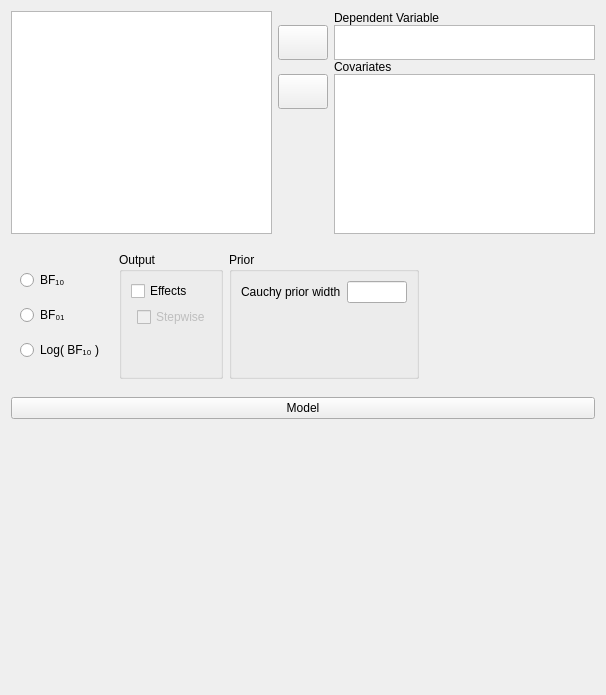
Old version of the form JASP-Desktop/analysisforms/regressionlinearbayesianform.ui in the repository jasp-stats/jasp-desktop.
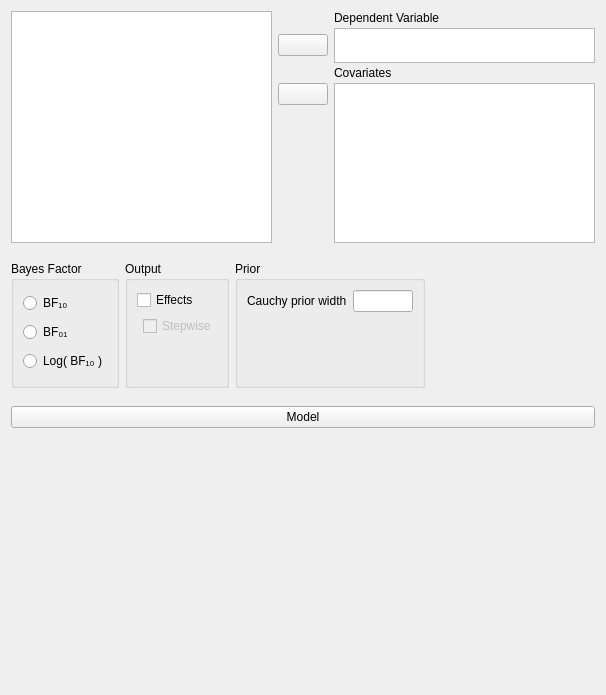
New version of the form. Custom widgets are drawn as their Qt base class.

What changed in the file:
```diff
--- a/JASP-Desktop/analysisforms/regressionlinearbayesianform.ui
+++ b/JASP-Desktop/analysisforms/regressionlinearbayesianform.ui
@@ -45,7 +45,7 @@
        <number>0</number>
       </property>
       <property name="verticalSpacing">
-       <number>0</number>
+       <number>3</number>
       </property>
       <item row="2" column="2">
        <widget class="QLabel" name="label_4">
@@ -71,13 +71,13 @@
         <property name="minimumSize">
          <size>
           <width>50</width>
-          <height>35</height>
+          <height>0</height>
          </size>
         </property>
         <property name="maximumSize">
          <size>
           <width>50</width>
-          <height>35</height>
+          <height>16777215</height>
          </size>
         </property>
         <property name="text">
@@ -96,13 +96,13 @@
         <property name="minimumSize">
          <size>
           <width>50</width>
-          <height>35</height>
+          <height>0</height>
          </size>
         </property>
         <property name="maximumSize">
          <size>
           <width>50</width>
-          <height>35</height>
+          <height>16777215</height>
          </size>
         </property>
         <property name="text">
@@ -318,8 +318,8 @@
        </widget>
       </item>
       <item row="0" column="0">
-       <widget class="BoundGroupBox" name="bayesFactorType" native="true">
-        <property name="title" stdset="0">
+       <widget class="BoundGroupBox" name="bayesFactorType">
+        <property name="title">
          <string>Bayes Factor</string>
         </property>
         <property name="flat" stdset="0">
@@ -449,11 +449,6 @@
    <extends>QListView</extends>
    <header>widgets/boundlistview.h</header>
   </customwidget>
-  <customwidget>
-   <class>BoundCheckBox</class>
-   <extends>QCheckBox</extends>
-   <header>widgets/boundcheckbox.h</header>
-  </customwidget>
   <customwidget>
    <class>GroupBox</class>
    <extends>QGroupBox</extends>
@@ -467,7 +462,7 @@
   </customwidget>
   <customwidget>
    <class>BoundGroupBox</class>
-   <extends>QWidget</extends>
+   <extends>QGroupBox</extends>
    <header>widgets/boundgroupbox.h</header>
    <container>1</container>
   </customwidget>
@@ -482,6 +477,11 @@
    <header>widgets/anovamodelwidget.h</header>
    <container>1</container>
   </customwidget>
+  <customwidget>
+   <class>BoundCheckBox</class>
+   <extends>QCheckBox</extends>
+   <header>widgets/boundcheckbox.h</header>
+  </customwidget>
  </customwidgets>
  <resources/>
  <connections>
```
Left out of the diff: 2 changed lines with no effect on the pictures.
